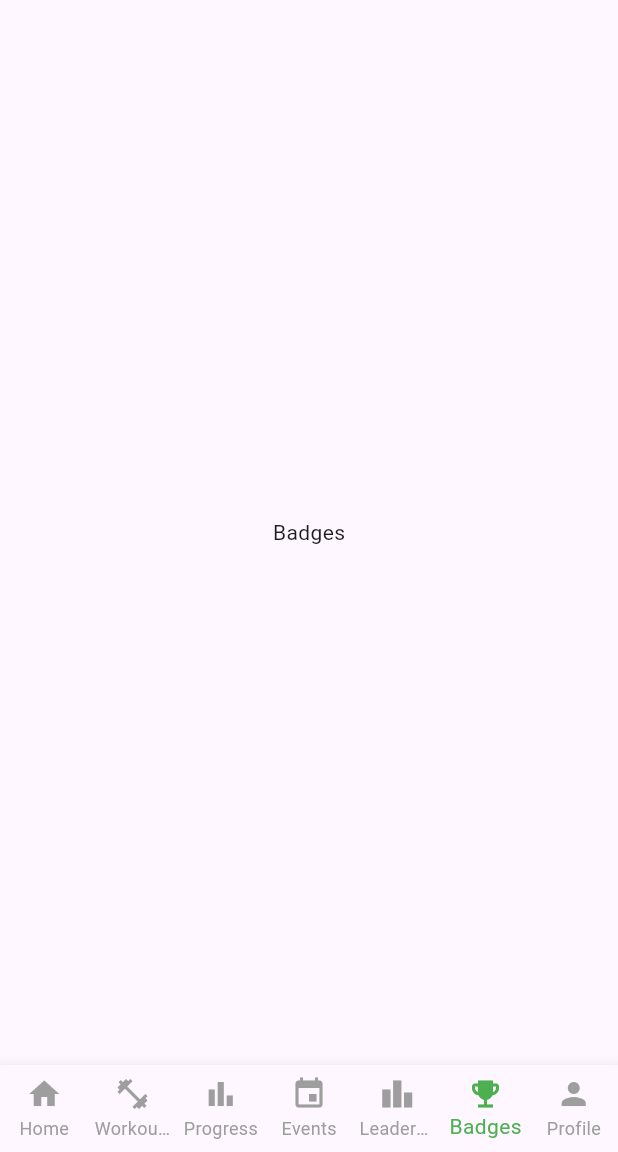
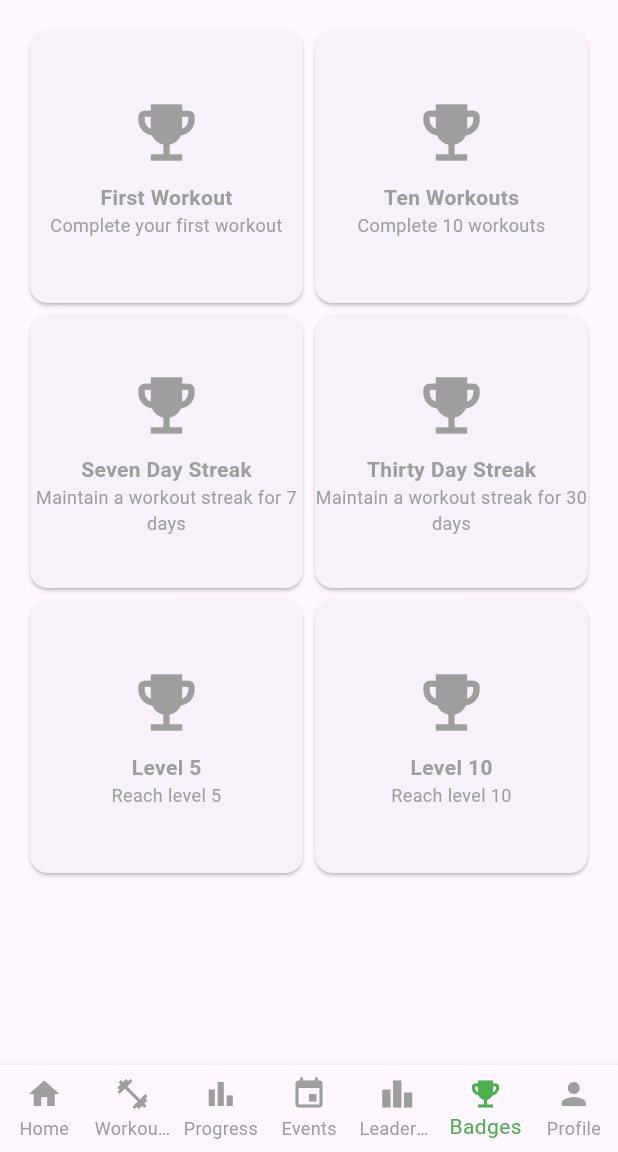
Before and after one commit to Cs3541/U-of-Mog---Duluth, a Flutter app: the screen it shows once a user with an empty profile is signed in, item 6 of the bottom bar chosen, on a phone screen of 412 x 824 dp, the part 84-1236 px from its top. Run offline on Flutter 3.47's test engine with Material 3 defaults, Android fonts, the phone set to English and light mode, and no system bars; our stand-ins replace firebase_auth, firebase_core, firebase_database; accounts and stored records are empty.

Commit message:
Badges Screen

```diff
--- a/get_fit/lib/models/badge_model.dart
+++ b/get_fit/lib/models/badge_model.dart
@@ -1,4 +1,5 @@
 import 'package:firebase_database/firebase_database.dart';
+import 'exp_model.dart';
 
 enum MilestoneType {
   workoutsCompleted,
@@ -82,11 +83,25 @@ class BadgeRules {
     ),
   ];
 
-  static Future<List<BadgeDefinition>> updateBadgeProgress(String uid) async {
-    final ref = FirebaseDatabase.instance.ref('users/$uid');
-  }
+  static Future<List<BadgeProgress>> getBadgeProgress(String uid) async {
+    final snapshot = await FirebaseDatabase.instance.ref('users/$uid').get();
+    final data = (snapshot.value as Map?) ?? {};
 
-  static Future<List<BadgeProgress>> getBadgeProgress(String uid) async {
-    final ref = FirebaseDatabase.instance.ref('users/$uid/badges');
+    final workouts = (data['workoutsCompleted'] as int?) ?? 0;
+    final streak = (data['streakDays'] as int?) ?? 0;
+    final level = ExpRules.levelForExp((data['totalExp'] as int?) ?? 0);
+
+    return allBadges.map((b) {
+      final progress = switch (b.type) {
+        MilestoneType.workoutsCompleted => workouts,
+        MilestoneType.streakDays => streak,
+        MilestoneType.levelReached => level,
+      };
+      return BadgeProgress(
+        badgeId: b.id,
+        currentProgress: progress,
+        isAchieved: progress >= b.threshold,
+      );
+    }).toList();
   }
 }
--- /dev/null
+++ b/get_fit/lib/presenters/badge_presenter.dart
@@ -0,0 +1,11 @@
+import 'package:firebase_auth/firebase_auth.dart';
+import '../models/badge_model.dart';
+
+class BadgePresenter {
+  List<BadgeDefinition> get allBadges => BadgeRules.allBadges;
+
+  Future<List<BadgeProgress>> getBadgeProgress() {
+    final uid = FirebaseAuth.instance.currentUser!.uid;
+    return BadgeRules.getBadgeProgress(uid);
+  }
+}
--- /dev/null
+++ b/get_fit/lib/views/badges_screen.dart
@@ -0,0 +1,50 @@
+import 'package:flutter/material.dart';
+import '../presenters/badge_presenter.dart';
+import '../models/badge_model.dart';
+
+class BadgesScreen extends StatelessWidget {
+  BadgesScreen({super.key});
+
+  final BadgePresenter _presenter = BadgePresenter();
+
+  @override
+  Widget build(BuildContext context) {
+    return FutureBuilder<List<BadgeProgress>>(
+      future: _presenter.getBadgeProgress(),
+      builder: (context, snapshot) {
+        if (!snapshot.hasData) {
+          return const Center(child: CircularProgressIndicator());
+        }
+        final progress = snapshot.data!;
+        final badges = _presenter.allBadges;
+
+        return GridView.count(
+          crossAxisCount: 2,
+          padding: const EdgeInsets.all(16),
+          children: [
+            for (int i = 0; i < badges.length; i++)
+              _badgeTile(badges[i], progress[i].isAchieved),
+          ],
+        );
+      },
+    );
+  }
+
+  Widget _badgeTile(BadgeDefinition badge, bool achieved) {
+    final color = achieved ? Colors.amber : Colors.grey;
+    return Card(
+      child: Column(
+        mainAxisAlignment: MainAxisAlignment.center,
+        children: [
+          Icon(Icons.emoji_events, size: 50, color: color),
+          const SizedBox(height: 8),
+          Text(badge.name,
+              style: TextStyle(fontWeight: FontWeight.bold, color: achieved ? Colors.black : Colors.grey)),
+          Text(badge.description,
+              textAlign: TextAlign.center,
+              style: const TextStyle(fontSize: 12, color: Colors.grey)),
+        ],
+      ),
+    );
+  }
+}
--- a/get_fit/lib/views/main_navigation.dart
+++ b/get_fit/lib/views/main_navigation.dart
@@ -2,6 +2,7 @@
 import 'package:flutter/material.dart';
 import '../home_screen.dart';
 import 'profile_screen.dart';
+import 'badges_screen.dart';
 
 class MainNavigation extends StatefulWidget {
   const MainNavigation({super.key});
@@ -19,7 +20,7 @@ class _MainNavigationState extends State<MainNavigation> {
     const Center(child: Text('Progress')),
     const Center(child: Text('Events')),
     const Center(child: Text('LeaderBoard')),
-    const Center(child: Text('Badges')),
+    BadgesScreen(),
     ProfileScreen(),
   ];
 
```
